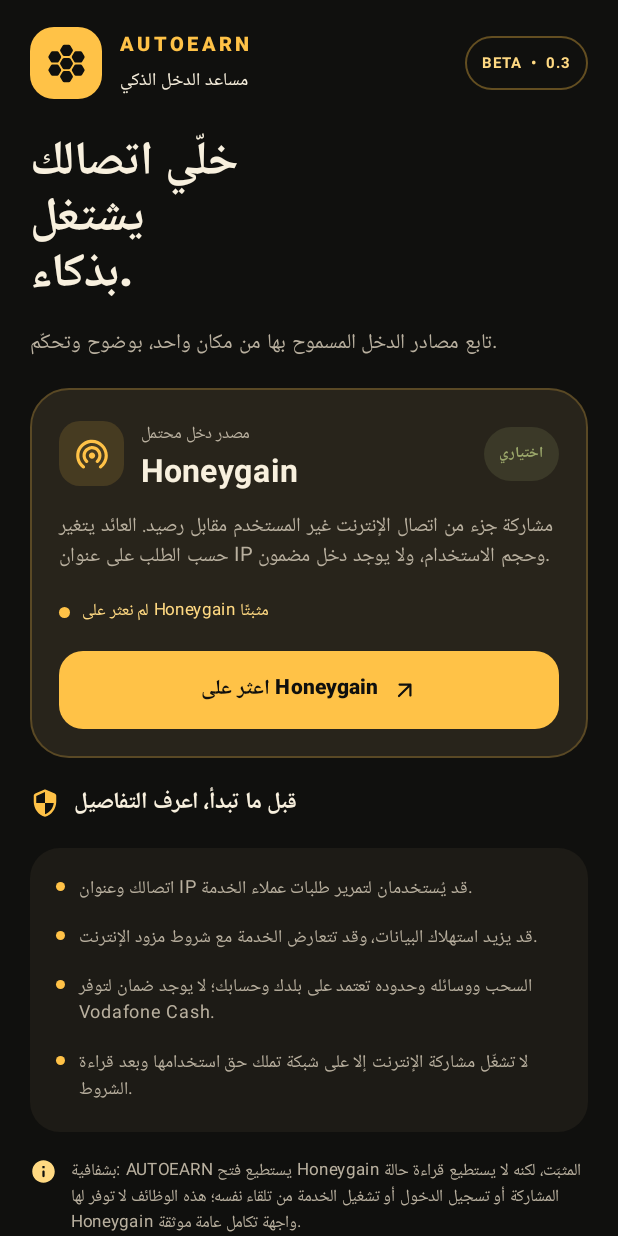
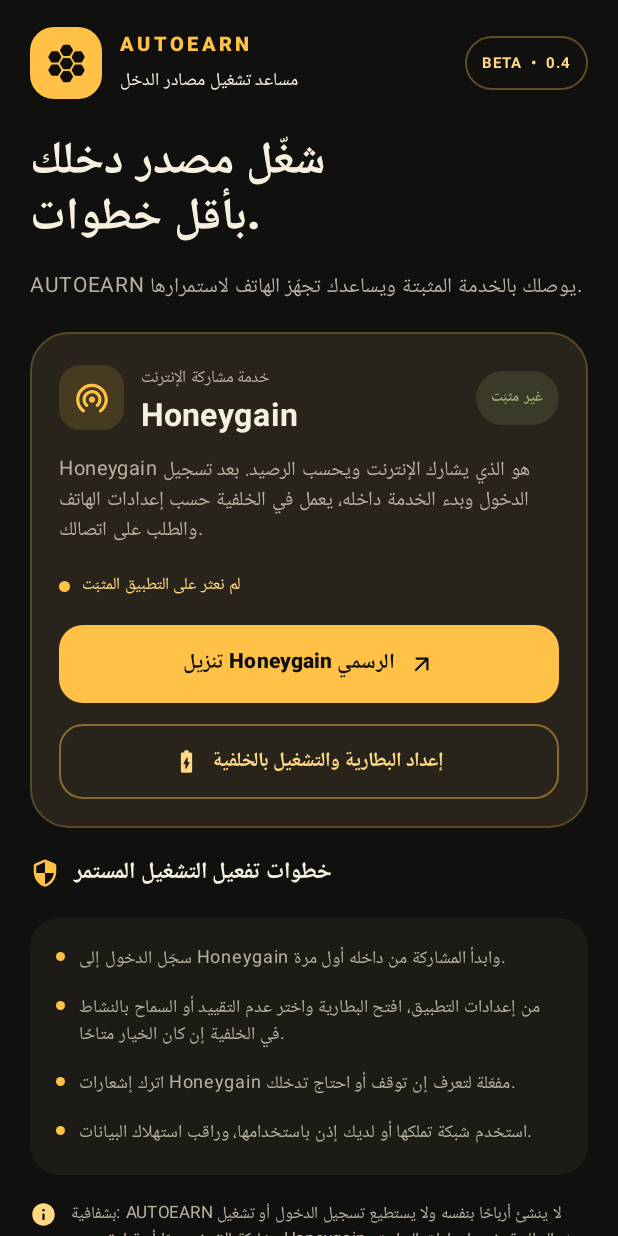
Before and after one commit to omegathor3-afk/let-s-figure-out, an Android app built with Jetpack Compose: the screen it shows after launch (MainActivity), on a phone screen of 412 x 824 dp. Run offline under Robolectric (Android 15) with nearby library versions, the phone set to English and light mode, and no system bars.

Commit message:
Add Honeygain battery setup and direct launch controls

```diff
--- a/app/src/main/java/com/omega/autoearn/MainActivity.kt
+++ b/app/src/main/java/com/omega/autoearn/MainActivity.kt
@@ -3,6 +3,7 @@ package com.omega.autoearn
 import android.content.Intent
 import android.net.Uri
 import android.os.Bundle
+import android.provider.Settings
 import androidx.activity.ComponentActivity
 import androidx.activity.compose.setContent
 import androidx.compose.foundation.background
@@ -14,6 +15,7 @@ import androidx.compose.foundation.shape.RoundedCornerShape
 import androidx.compose.foundation.verticalScroll
 import androidx.compose.material.icons.Icons
 import androidx.compose.material.icons.rounded.ArrowOutward
+import androidx.compose.material.icons.rounded.BatteryChargingFull
 import androidx.compose.material.icons.rounded.Hive
 import androidx.compose.material.icons.rounded.Info
 import androidx.compose.material.icons.rounded.Security
@@ -48,10 +50,24 @@ class MainActivity : ComponentActivity() {
 @Composable
 fun AutoEarnScreen() {
     val context = LocalContext.current
-    var disclosure by remember { mutableStateOf(false) }
     var opened by remember { mutableStateOf(false) }
     val honeygainInstalled = remember {
         context.packageManager.getLaunchIntentForPackage(HONEYGAIN_PACKAGE) != null
+    }
+    fun openHoneygain() {
+        val launch = context.packageManager.getLaunchIntentForPackage(HONEYGAIN_PACKAGE)
+        if (launch != null) {
+            context.startActivity(launch)
+            opened = true
+        } else {
+            context.startActivity(Intent(Intent.ACTION_VIEW, Uri.parse("https://www.honeygain.com/download/")))
+        }
+    }
+    fun openHoneygainSettings() {
+        val intent = Intent(Settings.ACTION_APPLICATION_DETAILS_SETTINGS).apply {
+            data = Uri.parse("package:$HONEYGAIN_PACKAGE")
+        }
+        context.startActivity(intent)
     }
     MaterialTheme(colorScheme = darkColorScheme(
         primary = Honey, onPrimary = Night, background = Night,
@@ -68,16 +84,16 @@ fun AutoEarnScreen() {
                     }
                     Column {
                         Text("AUTOEARN", color = Honey, fontSize = 13.sp, fontWeight = FontWeight.Black, letterSpacing = 2.8.sp)
-                        Text("مساعد الدخل الذكي", color = Cream, fontSize = 12.sp)
+                        Text("مساعد تشغيل مصادر الدخل", color = Cream, fontSize = 12.sp)
                     }
                     Spacer(Modifier.weight(1f))
                     Box(Modifier.border(1.dp, Honey.copy(alpha = .35f), CircleShape).padding(horizontal = 11.dp, vertical = 6.dp)) {
-                        Text("BETA  •  0.3", color = HoneySoft, fontSize = 10.sp, fontWeight = FontWeight.Bold)
+                        Text("BETA  •  0.4", color = HoneySoft, fontSize = 10.sp, fontWeight = FontWeight.Bold)
                     }
                 }
                 Column(verticalArrangement = Arrangement.spacedBy(7.dp)) {
-                    Text("خلّي اتصالك\nيشتغل بذكاء.", color = Cream, fontSize = 31.sp, lineHeight = 37.sp, fontWeight = FontWeight.ExtraBold)
-                    Text("تابع مصادر الدخل المسموح بها من مكان واحد، بوضوح وتحكّم.", color = Ash, fontSize = 14.sp, lineHeight = 21.sp)
+                    Text("شغّل مصدر دخلك\nبأقل خطوات.", color = Cream, fontSize = 30.sp, lineHeight = 37.sp, fontWeight = FontWeight.ExtraBold)
+                    Text("AUTOEARN يوصلك بالخدمة المثبتة ويساعدك تجهّز الهاتف لاستمرارها.", color = Ash, fontSize = 14.sp, lineHeight = 21.sp)
                 }
                 Card(
                     colors = CardDefaults.cardColors(containerColor = SurfaceRaised),
@@ -91,82 +107,70 @@ fun AutoEarnScreen() {
                             }
                             Spacer(Modifier.width(11.dp))
                             Column(Modifier.weight(1f)) {
-                                Text("مصدر دخل محتمل", color = Ash, fontSize = 11.sp)
+                                Text("خدمة مشاركة الإنترنت", color = Ash, fontSize = 11.sp)
                                 Text("Honeygain", color = Cream, fontSize = 21.sp, fontWeight = FontWeight.Bold)
                             }
                             Box(Modifier.background(Olive.copy(alpha = .16f), CircleShape).padding(horizontal = 10.dp, vertical = 6.dp)) {
-                                Text("اختياري", color = Olive, fontSize = 10.sp, fontWeight = FontWeight.Bold)
+                                Text(if (honeygainInstalled) "مثبّت" else "غير مثبّت", color = Olive, fontSize = 10.sp, fontWeight = FontWeight.Bold)
                             }
                         }
-                        Text("مشاركة جزء من اتصال الإنترنت غير المستخدم مقابل رصيد. العائد يتغير حسب الطلب على عنوان IP وحجم الاستخدام، ولا يوجد دخل مضمون.", color = Ash, fontSize = 13.sp, lineHeight = 20.sp)
+                        Text("Honeygain هو الذي يشارك الإنترنت ويحسب الرصيد. بعد تسجيل الدخول وبدء الخدمة داخله، يعمل في الخلفية حسب إعدادات الهاتف والطلب على اتصالك.", color = Ash, fontSize = 13.sp, lineHeight = 20.sp)
                         Row(verticalAlignment = Alignment.CenterVertically) {
                             Box(Modifier.size(7.dp).background(if (honeygainInstalled) Olive else Honey, CircleShape))
                             Spacer(Modifier.width(8.dp))
                             Text(
                                 when {
-                                    !honeygainInstalled -> "لم نعثر على Honeygain مثبتًا"
-                                    opened -> "تم فتح تطبيق Honeygain"
-                                    else -> "Honeygain مثبت على هاتفك"
+                                    !honeygainInstalled -> "لم نعثر على التطبيق المثبّت"
+                                    opened -> "تم إرسال أمر فتح Honeygain"
+                                    else -> "Honeygain موجود على هاتفك"
                                 },
                                 color = if (honeygainInstalled) Olive else HoneySoft,
                                 fontSize = 11.sp
                             )
                         }
                         Button(
-                            onClick = { disclosure = true },
+                            onClick = { openHoneygain() },
                             modifier = Modifier.fillMaxWidth().height(52.dp),
                             colors = ButtonDefaults.buttonColors(containerColor = Honey, contentColor = Night),
                             shape = RoundedCornerShape(16.dp)
                         ) {
-                            Text(if (honeygainInstalled) "افتح Honeygain" else "اعثر على Honeygain", fontWeight = FontWeight.ExtraBold, fontSize = 14.sp)
+                            Text(if (honeygainInstalled) "افتح Honeygain الآن" else "تنزيل Honeygain الرسمي", fontWeight = FontWeight.ExtraBold, fontSize = 14.sp)
                             Spacer(Modifier.width(8.dp))
                             Icon(Icons.Rounded.ArrowOutward, contentDescription = null, modifier = Modifier.size(17.dp))
+                        }
+                        OutlinedButton(
+                            onClick = { if (honeygainInstalled) openHoneygainSettings() else openHoneygain() },
+                            modifier = Modifier.fillMaxWidth().height(50.dp),
+                            border = androidx.compose.foundation.BorderStroke(1.dp, Honey.copy(alpha = .45f)),
+                            colors = ButtonDefaults.outlinedButtonColors(contentColor = HoneySoft),
+                            shape = RoundedCornerShape(16.dp)
+                        ) {
+                            Icon(Icons.Rounded.BatteryChargingFull, contentDescription = null, modifier = Modifier.size(18.dp))
+                            Spacer(Modifier.width(8.dp))
+                            Text("إعداد البطارية والتشغيل بالخلفية", fontWeight = FontWeight.Bold, fontSize = 13.sp)
                         }
                     }
                 }
                 Row(verticalAlignment = Alignment.CenterVertically, horizontalArrangement = Arrangement.spacedBy(9.dp)) {
                     Icon(Icons.Rounded.Security, contentDescription = null, tint = Honey, modifier = Modifier.size(20.dp))
-                    Text("قبل ما تبدأ، اعرف التفاصيل", color = Cream, fontSize = 15.sp, fontWeight = FontWeight.Bold)
+                    Text("خطوات تفعيل التشغيل المستمر", color = Cream, fontSize = 15.sp, fontWeight = FontWeight.Bold)
                 }
                 Card(colors = CardDefaults.cardColors(containerColor = SurfaceDark), shape = RoundedCornerShape(20.dp)) {
                     Column(Modifier.padding(17.dp), verticalArrangement = Arrangement.spacedBy(12.dp)) {
-                        InfoLine("اتصالك وعنوان IP قد يُستخدمان لتمرير طلبات عملاء الخدمة.")
-                        InfoLine("قد يزيد استهلاك البيانات، وقد تتعارض الخدمة مع شروط مزود الإنترنت.")
-                        InfoLine("السحب ووسائله وحدوده تعتمد على بلدك وحسابك؛ لا يوجد ضمان لتوفر Vodafone Cash.")
-                        InfoLine("لا تشغّل مشاركة الإنترنت إلا على شبكة تملك حق استخدامها وبعد قراءة الشروط.")
+                        InfoLine("سجّل الدخول إلى Honeygain وابدأ المشاركة من داخله أول مرة.")
+                        InfoLine("من إعدادات التطبيق، افتح البطارية واختر عدم التقييد أو السماح بالنشاط في الخلفية إن كان الخيار متاحًا.")
+                        InfoLine("اترك إشعارات Honeygain مفعّلة لتعرف إن توقف أو احتاج تدخلك.")
+                        InfoLine("استخدم شبكة تملكها أو لديك إذن باستخدامها، وراقب استهلاك البيانات.")
                     }
                 }
                 Row(verticalAlignment = Alignment.Top, horizontalArrangement = Arrangement.spacedBy(9.dp)) {
                     Icon(Icons.Rounded.Info, contentDescription = null, tint = HoneySoft, modifier = Modifier.size(18.dp))
-                    Text("بشفافية: AUTOEARN يستطيع فتح Honeygain المثبّت، لكنه لا يستطيع قراءة حالة المشاركة أو تسجيل الدخول أو تشغيل الخدمة من تلقاء نفسه؛ هذه الوظائف لا توفر لها Honeygain واجهة تكامل عامة موثقة.", color = Ash, fontSize = 11.sp, lineHeight = 17.sp)
+                    Text("بشفافية: AUTOEARN لا ينشئ أرباحًا بنفسه ولا يستطيع تسجيل الدخول أو تشغيل مشاركة الإنترنت سرًا أو قراءة رصيد Honeygain. زر البطارية يفتح إعدادات التطبيق لتضبطها بنفسك. Honeygain هو الذي ينفّذ مشاركة الاتصال.", color = Ash, fontSize = 11.sp, lineHeight = 17.sp)
                 }
                 Text("صُنع بعناية • AUTOEARN", color = Color(0xFF746B5B), fontSize = 10.sp, modifier = Modifier.align(Alignment.CenterHorizontally))
                 Spacer(Modifier.height(8.dp))
             }
         }
-    }
-    if (disclosure) {
-        AlertDialog(
-            onDismissRequest = { disclosure = false },
-            containerColor = SurfaceRaised,
-            titleContentColor = Cream,
-            textContentColor = Ash,
-            title = { Text("موافقة واعية قبل مشاركة الإنترنت") },
-            text = { Text("قد تمر حركة بيانات عبر عنوان IP الخاص بك لصالح عملاء Honeygain. راجع استهلاك البيانات وشروط مزود الخدمة وسياسة الخصوصية. هل تريد المتابعة إلى تطبيق Honeygain؟") },
-            confirmButton = {
-                TextButton(onClick = {
-                    disclosure = false
-                    val launch = context.packageManager.getLaunchIntentForPackage(HONEYGAIN_PACKAGE)
-                    if (launch != null) {
-                        context.startActivity(launch)
-                        opened = true
-                    } else {
-                        context.startActivity(Intent(Intent.ACTION_VIEW, Uri.parse("https://www.honeygain.com/download/")))
-                    }
-                }) { Text("متابعة", color = Honey, fontWeight = FontWeight.Bold) }
-            },
-            dismissButton = { TextButton(onClick = { disclosure = false }) { Text("إلغاء", color = Ash) } }
-        )
     }
 }
 
```
